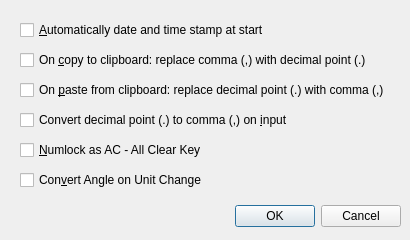
This is vicalc/ui/options_dialog.ui in Kudaschov/ViCalc as Qt 5 draws it before an edit. The edited form follows.
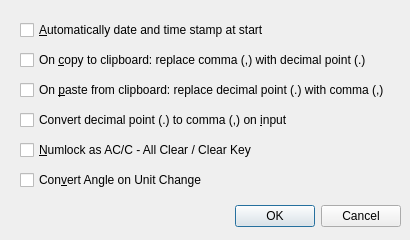
This is the edited form.

```diff
--- a/vicalc/ui/options_dialog.ui
+++ b/vicalc/ui/options_dialog.ui
@@ -91,7 +91,7 @@
     </rect>
    </property>
    <property name="text">
-    <string>&amp;Numlock as AC - All Clear Key</string>
+    <string>&amp;Numlock as AC/C - All Clear / Clear Key</string>
    </property>
   </widget>
   <widget class="QCheckBox" name="convertAngleCheckBox">
```
